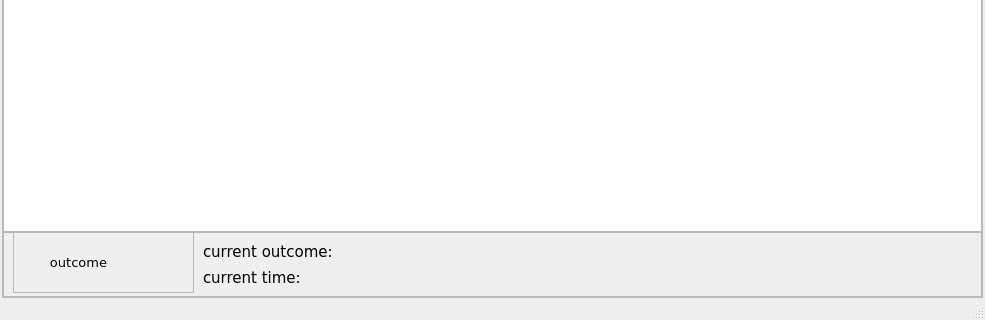
Qt form meta.ui (bwallace/OpenMeta-analyst-) before a commit; both pictures show x 0 to 985 and y 301 to 621 of the 985 by 621 pixel window.
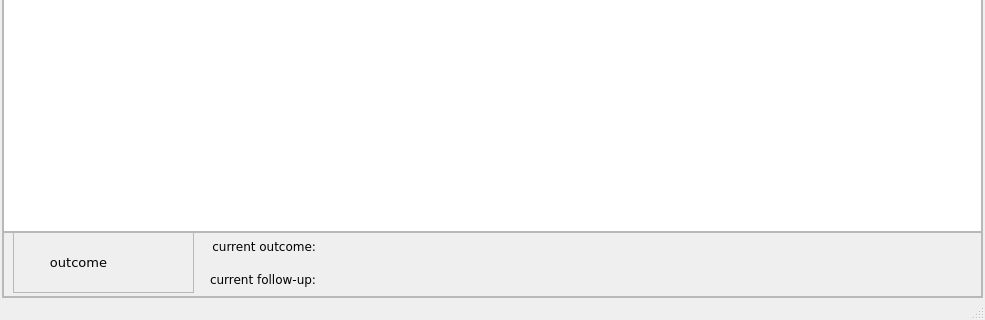
The same form after that commit. Icons and pictures are not drawn.

```diff
--- a/meta.ui
+++ b/meta.ui
@@ -50,7 +50,7 @@
        <enum>QFrame::StyledPanel</enum>
       </property>
       <property name="frameShadow">
-       <enum>QFrame::Raised</enum>
+       <enum>QFrame::Plain</enum>
       </property>
       <layout class="QVBoxLayout" name="verticalLayout_2">
        <property name="spacing">
@@ -281,10 +281,10 @@
            <widget class="QWidget" name="">
             <property name="geometry">
              <rect>
-              <x>200</x>
-              <y>10</y>
-              <width>281</width>
-              <height>46</height>
+              <x>190</x>
+              <y>0</y>
+              <width>251</width>
+              <height>61</height>
              </rect>
             </property>
             <layout class="QGridLayout" name="gridLayout">
@@ -292,19 +292,22 @@
               <widget class="QLabel" name="label">
                <property name="font">
                 <font>
-                 <pointsize>11</pointsize>
+                 <pointsize>9</pointsize>
                 </font>
                </property>
                <property name="text">
                 <string>current outcome:</string>
                </property>
+               <property name="alignment">
+                <set>Qt::AlignRight|Qt::AlignTrailing|Qt::AlignVCenter</set>
+               </property>
               </widget>
              </item>
              <item row="0" column="1">
               <widget class="QLabel" name="cur_outcome_lbl">
                <property name="font">
                 <font>
-                 <pointsize>11</pointsize>
+                 <pointsize>9</pointsize>
                 </font>
                </property>
                <property name="text">
@@ -316,11 +319,14 @@
               <widget class="QLabel" name="label_3">
                <property name="font">
                 <font>
-                 <pointsize>11</pointsize>
+                 <pointsize>9</pointsize>
                 </font>
                </property>
                <property name="text">
-                <string>current time:</string>
+                <string>current follow-up:</string>
+               </property>
+               <property name="alignment">
+                <set>Qt::AlignRight|Qt::AlignTrailing|Qt::AlignVCenter</set>
                </property>
               </widget>
              </item>
@@ -328,7 +334,7 @@
               <widget class="QLabel" name="cur_time_lbl">
                <property name="font">
                 <font>
-                 <pointsize>11</pointsize>
+                 <pointsize>9</pointsize>
                 </font>
                </property>
                <property name="text">
```
